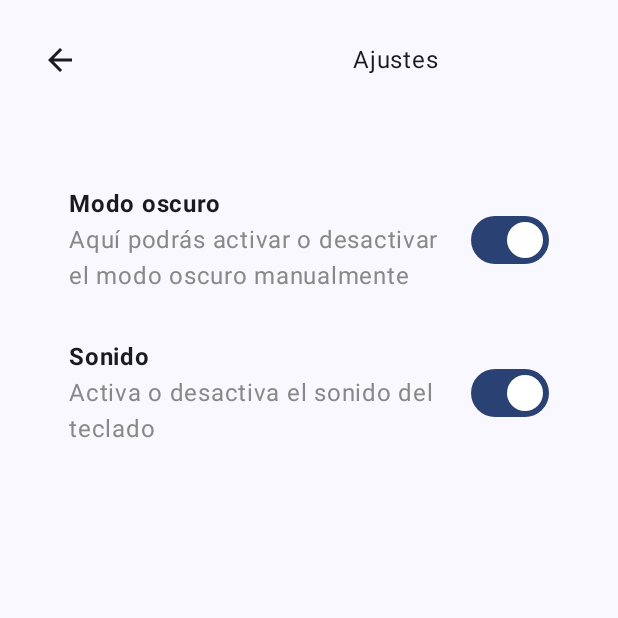
After one commit to sergiosabater/smart-currency-converter, an Android app built with Jetpack Compose: the SettingsScreen screen opened through its navigation route, on a phone screen of 412 x 824 dp, the top half of it. The commit adds this screen. Run offline under Robolectric (Android 15) with nearby library versions, the phone set to English and light mode, and no system bars.

Commit message:
Settings screen Implementation and navigation to MainScreen

```diff
--- a/app/build.gradle
+++ b/app/build.gradle
@@ -58,6 +58,8 @@ dependencies {
     implementation 'androidx.compose.ui:ui-tooling-preview'
     implementation 'androidx.compose.material3:material3'
     implementation 'com.google.code.gson:gson:2.8.9'
+    implementation 'androidx.navigation:navigation-runtime-ktx:2.5.3'
+    implementation 'androidx.navigation:navigation-compose:2.5.3'
 
     // Retrofit
     implementation 'com.squareup.retrofit2:retrofit:2.9.0'
--- /dev/null
+++ b/app/src/main/java/com/sergiosabater/smartcurrencyconverter/domain/usecase/common/NavigateToSettingsUseCase.kt
@@ -0,0 +1,9 @@
+package com.sergiosabater.smartcurrencyconverter.domain.usecase.common
+
+import androidx.navigation.NavController
+
+class NavigateToSettingsUseCase(private val navController: NavController) {
+    fun execute() {
+        navController.navigate("settings")
+    }
+}
--- a/app/src/main/java/com/sergiosabater/smartcurrencyconverter/ui/components/Keyboard.kt
+++ b/app/src/main/java/com/sergiosabater/smartcurrencyconverter/ui/components/Keyboard.kt
@@ -1,5 +1,6 @@
 package com.sergiosabater.smartcurrencyconverter.ui.components
 
+import android.util.Log
 import androidx.compose.foundation.layout.Arrangement
 import androidx.compose.foundation.layout.BoxWithConstraints
 import androidx.compose.foundation.layout.Column
@@ -25,6 +26,7 @@ import androidx.compose.ui.unit.sp
 import com.sergiosabater.smartcurrencyconverter.ui.components.config.KeyboardConfig
 import com.sergiosabater.smartcurrencyconverter.util.constant.SymbolConstants.BACKSPACE_SYMBOL_STRING
 import com.sergiosabater.smartcurrencyconverter.util.constant.SymbolConstants.CONVERSION_SYMBOL_STRING
+import com.sergiosabater.smartcurrencyconverter.util.constant.SymbolConstants.SETTINGS_SYMBOL_STRING
 import com.sergiosabater.smartcurrencyconverter.util.constant.TextConstants.CLEAR_BUTTON_STRING
 import com.sergiosabater.smartcurrencyconverter.util.constant.TextConstants.COMMA_STRING
 
@@ -35,7 +37,8 @@ class Keyboard {
         config: KeyboardConfig,
         onClearButtonClick: () -> Unit,
         onNumericButtonClicked: (String) -> Unit,
-        onBackspaceClicked: () -> Unit
+        onBackspaceClicked: () -> Unit,
+        onSettingsButtonClicked: () -> Unit
     ) {
         // BoxWithConstraints to get the available screen dimensions
         BoxWithConstraints(modifier = Modifier.fillMaxSize()) {
@@ -66,8 +69,8 @@ class Keyboard {
                                                 onBackspaceClicked()
                                             }
 
-                                            config.buttonSymbols[i][j] == CONVERSION_SYMBOL_STRING -> {
-                                                // TODO: Implement this part of the code later
+                                            config.buttonSymbols[i][j] == SETTINGS_SYMBOL_STRING -> {
+                                                onSettingsButtonClicked()
                                             }
 
                                             config.buttonSymbols[i][j].first()
--- a/app/src/main/java/com/sergiosabater/smartcurrencyconverter/ui/view/MainActivity.kt
+++ b/app/src/main/java/com/sergiosabater/smartcurrencyconverter/ui/view/MainActivity.kt
@@ -14,7 +14,14 @@ import androidx.compose.ui.platform.LocalContext
 import androidx.compose.ui.unit.dp
 
 import androidx.lifecycle.viewmodel.compose.viewModel
+import androidx.navigation.NavController
+import androidx.navigation.compose.NavHost
+import androidx.navigation.compose.composable
+
+import androidx.navigation.compose.rememberNavController
+
 import com.sergiosabater.smartcurrencyconverter.data.network.RetrofitClient
+import com.sergiosabater.smartcurrencyconverter.domain.usecase.common.NavigateToSettingsUseCase
 import com.sergiosabater.smartcurrencyconverter.repository.CurrencyRepository
 import com.sergiosabater.smartcurrencyconverter.repository.CurrencyRepositoryImpl
 import com.sergiosabater.smartcurrencyconverter.ui.components.CurrencySelector
@@ -33,18 +40,24 @@ class MainActivity : ComponentActivity() {
         val currencyRepository = CurrencyRepositoryImpl(apiInterface)
         setContent {
             SmartCurrencyConverterTheme {
-                MainScreen(currencyRepository)
+                val navController = rememberNavController()
+                NavHost(navController, startDestination = "main") {
+                    composable("main") { MainScreen(currencyRepository, navController) }
+                    composable("settings") { SettingsScreen(navController) }
+                }
             }
         }
     }
 }
 
 @Composable
-fun MainScreen(currencyRepository: CurrencyRepository) {
+fun MainScreen(currencyRepository: CurrencyRepository, navController: NavController) {
+    val navigateToSettingsUseCase = NavigateToSettingsUseCase(navController)
     val mainViewModel: MainViewModel = viewModel(
         factory = MainViewModelFactory(
             LocalContext.current.applicationContext as Application,
-            currencyRepository
+            currencyRepository,
+            navigateToSettingsUseCase
         )
     )
 
@@ -95,7 +108,8 @@ fun MainScreen(currencyRepository: CurrencyRepository) {
                 config = keyboardConfig,
                 onClearButtonClick = mainViewModel::onClearButtonClicked,
                 onNumericButtonClicked = mainViewModel::onNumericButtonClicked,
-                onBackspaceClicked = mainViewModel::onBackspaceClicked
+                onBackspaceClicked = mainViewModel::onBackspaceClicked,
+                onSettingsButtonClicked = mainViewModel::onSettingsButtonClicked
             )
         }
     }
--- a/app/src/main/java/com/sergiosabater/smartcurrencyconverter/ui/view/SettingsActivity.kt
+++ /dev/null
@@ -1 +0,0 @@
-package com.sergiosabater.smartcurrencyconverter.ui.view
--- /dev/null
+++ b/app/src/main/java/com/sergiosabater/smartcurrencyconverter/ui/view/SettingsScreen.kt
@@ -0,0 +1,128 @@
+package com.sergiosabater.smartcurrencyconverter.ui.view
+
+import android.annotation.SuppressLint
+import androidx.compose.foundation.layout.Arrangement
+import androidx.compose.foundation.layout.Box
+import androidx.compose.foundation.layout.Column
+import androidx.compose.foundation.layout.Row
+import androidx.compose.foundation.layout.Spacer
+import androidx.compose.foundation.layout.fillMaxSize
+import androidx.compose.foundation.layout.fillMaxWidth
+import androidx.compose.foundation.layout.height
+import androidx.compose.foundation.layout.padding
+import androidx.compose.foundation.layout.width
+import androidx.compose.material.icons.Icons
+import androidx.compose.material.icons.filled.ArrowBack
+import androidx.compose.material3.ExperimentalMaterial3Api
+import androidx.compose.material3.Icon
+import androidx.compose.material3.IconButton
+import androidx.compose.material3.MaterialTheme
+import androidx.compose.material3.Scaffold
+import androidx.compose.material3.Switch
+import androidx.compose.material3.Text
+import androidx.compose.material3.TopAppBar
+import androidx.compose.runtime.Composable
+import androidx.compose.ui.Alignment
+import androidx.compose.ui.Modifier
+import androidx.compose.ui.graphics.Color
+import androidx.compose.ui.text.font.FontWeight
+import androidx.compose.ui.text.style.TextAlign
+import androidx.compose.ui.tooling.preview.Preview
+import androidx.compose.ui.tooling.preview.PreviewParameter
+import androidx.compose.ui.unit.dp
+import androidx.compose.ui.unit.sp
+import androidx.navigation.NavController
+
+
+
+@OptIn(ExperimentalMaterial3Api::class)
+@SuppressLint("UnusedMaterial3ScaffoldPaddingParameter")
+@Composable
+fun SettingsScreen(navController: NavController) {
+    Scaffold {
+        Column(
+            modifier = Modifier
+                .fillMaxSize()
+                .padding(16.dp)
+        ) {
+            Row(
+                modifier = Modifier.fillMaxWidth(),
+                verticalAlignment = Alignment.CenterVertically,
+                horizontalArrangement = Arrangement.SpaceBetween
+            ) {
+                IconButton(onClick = { navController.popBackStack() }) {
+                    Icon(Icons.Filled.ArrowBack, contentDescription = "Navegar atrás")
+                }
+                Text(
+                    text = "Ajustes",
+                    textAlign = TextAlign.Center,
+                    modifier = Modifier.fillMaxWidth(0.8f)
+                )
+            }
+            SettingsContent()
+        }
+    }
+}
+
+
+@Composable
+fun SettingsContent() {
+    Column(
+        modifier = Modifier
+            .fillMaxSize()
+            .padding(30.dp),
+        horizontalAlignment = Alignment.CenterHorizontally,
+        verticalArrangement = Arrangement.Top,
+    ) {
+
+        Spacer(modifier = Modifier.height(30.dp))
+
+        SettingOption(
+            title = "Modo oscuro",
+            description = "Aquí podrás activar o desactivar el modo oscuro manualmente",
+            checked = true /* Aquí deberías enlazar el valor de la preferencia del usuario */,
+            onCheckedChange = { /* Aquí iría la lógica de cambio de modo oscuro */ }
+        )
+
+        Spacer(modifier = Modifier.height(30.dp))
+
+        SettingOption(
+            title = "Sonido",
+            description = "Activa o desactiva el sonido del teclado",
+            checked = true /* Aquí deberías enlazar el valor de la preferencia del usuario */,
+            onCheckedChange = { /* Aquí iría la lógica de cambio de sonido */ }
+        )
+
+        Spacer(modifier = Modifier.height(10.dp))
+    }
+}
+
+@Composable
+fun SettingOption(
+    title: String,
+    description: String,
+    checked: Boolean,
+    onCheckedChange: (Boolean) -> Unit
+) {
+    Row(
+        modifier = Modifier.fillMaxWidth(),
+        verticalAlignment = Alignment.CenterVertically
+    ) {
+        Column(
+            modifier = Modifier
+                .weight(0.8f)
+                .padding(end = 8.dp),
+            verticalArrangement = Arrangement.Center
+        ) {
+            Text(title, fontWeight = FontWeight.Bold)
+            Text(description, color = Color.Gray)
+        }
+
+        Box(
+            modifier = Modifier.weight(0.2f),
+            contentAlignment = Alignment.CenterEnd
+        ) {
+            Switch(checked = checked, onCheckedChange = onCheckedChange)
+        }
+    }
+}
--- a/app/src/main/java/com/sergiosabater/smartcurrencyconverter/util/constant/SymbolConstants.kt
+++ b/app/src/main/java/com/sergiosabater/smartcurrencyconverter/util/constant/SymbolConstants.kt
@@ -4,6 +4,7 @@ object SymbolConstants {
 
     const val BACKSPACE_SYMBOL_STRING = "\u232B"
     const val CONVERSION_SYMBOL_STRING = "\u21CC"
+    const val SETTINGS_SYMBOL_STRING = "⚙"
     const val EURO = "€"
     const val AMERICAN_DOLLAR = "$"
 }
--- a/app/src/main/java/com/sergiosabater/smartcurrencyconverter/viewmodel/MainViewModel.kt
+++ b/app/src/main/java/com/sergiosabater/smartcurrencyconverter/viewmodel/MainViewModel.kt
@@ -7,6 +7,7 @@ import androidx.lifecycle.viewModelScope
 import com.sergiosabater.smartcurrencyconverter.data.network.ApiResult
 import com.sergiosabater.smartcurrencyconverter.domain.model.Currency
 import com.sergiosabater.smartcurrencyconverter.domain.usecase.common.HandleConversionUseCase
+import com.sergiosabater.smartcurrencyconverter.domain.usecase.common.NavigateToSettingsUseCase
 import com.sergiosabater.smartcurrencyconverter.domain.usecase.currencySelector.HandleCurrencySelectionUseCase
 import com.sergiosabater.smartcurrencyconverter.domain.usecase.display.HandleClearDisplayUseCase
 import com.sergiosabater.smartcurrencyconverter.domain.usecase.keyboard.HandleBackspaceUseCase
@@ -23,7 +24,11 @@ import kotlinx.coroutines.flow.MutableStateFlow
 import kotlinx.coroutines.flow.StateFlow
 import kotlinx.coroutines.launch
 
-class MainViewModel(application: Application, private val currencyRepository: CurrencyRepository) :
+class MainViewModel(
+    application: Application,
+    private val currencyRepository: CurrencyRepository,
+    private val navigateToSettingsUseCase: NavigateToSettingsUseCase
+) :
     AndroidViewModel(application) {
     // Los casos de uso que manejan la lógica de negocio y son instanciados en el ViewModel
     private val handleClearDisplayUseCase = HandleClearDisplayUseCase()
@@ -86,7 +91,29 @@ class MainViewModel(application: Application, private val currencyRepository: Cu
     // Este método carga las monedas de manera asíncrona (mediante corrutina)
     // las monedas con los códigos ISO "EUR" y "USD" se seleccionan como
     // las monedas iniciales en el CurrencySelector
-    fun loadCurrencies() {
+    private fun loadCurrencies() {
+
+        val debugMode = true
+
+        if (debugMode) {
+
+            Log.d("API", "DebugMode")
+
+            currencies.value = createCurrencyList()
+
+            // Buscamos en la lista de monedas la que tenga el código ISO igual a 'EURO_ISO_CODE'
+            // y la asignamos a '_selectedCurrency1'. Si no se encuentra ninguna,
+            // se asigna la primera moneda de la lista o null si la lista está vacía.
+            _selectedCurrency1.value = currencies.value.find { it.isoCode == EURO_ISO_CODE }
+                ?: currencies.value.firstOrNull()
+
+            // Hacemos lo mismo con '_selectedCurrency2', buscando el código ISO 'AMERICAN_DOLLAR_ISO_CODE'.
+            _selectedCurrency2.value =
+                currencies.value.find { it.isoCode == AMERICAN_DOLLAR_ISO_CODE }
+                    ?: currencies.value.firstOrNull()
+
+
+        } else {
             // La función launch inicia una nueva corrutina en 'viewModelScope'.
             // Este scope está ligado al ciclo de vida del ViewModel.
             viewModelScope.launch {
@@ -117,6 +144,8 @@ class MainViewModel(application: Application, private val currencyRepository: Cu
                     }
                 }
             }
+        }
+
     }
 
     // Este método se utiliza para iniciar la conversión después de un pequeño retardo.
@@ -154,4 +183,54 @@ class MainViewModel(application: Application, private val currencyRepository: Cu
         }
         return null
     }
+
+
+    fun onSettingsButtonClicked() {
+        navigateToSettingsUseCase.execute()
     }
+
+    private fun createCurrencyList(): List<Currency> {
+        val currency1 = Currency(
+            isoCode = "USD",
+            countryName = "United States",
+            currencyName = "Dollar",
+            currencySymbol = "$",
+            exchangeRate = 1.0
+        )
+
+        val currency2 = Currency(
+            isoCode = "EUR",
+            countryName = "European Union",
+            currencyName = "Euro",
+            currencySymbol = "€",
+            exchangeRate = 0.85
+        )
+
+        val currency3 = Currency(
+            isoCode = "GBP",
+            countryName = "United Kingdom",
+            currencyName = "Pound",
+            currencySymbol = "£",
+            exchangeRate = 0.75
+        )
+
+        val currency4 = Currency(
+            isoCode = "JPY",
+            countryName = "Japan",
+            currencyName = "Yen",
+            currencySymbol = "¥",
+            exchangeRate = 110.25
+        )
+
+        val currency5 = Currency(
+            isoCode = "AUD",
+            countryName = "Australia",
+            currencyName = "Australian Dollar",
+            currencySymbol = "A$",
+            exchangeRate = 1.35
+        )
+
+        return listOf(currency1, currency2, currency3, currency4, currency5)
+
+    }
+}
--- a/app/src/main/java/com/sergiosabater/smartcurrencyconverter/viewmodel/MainViewModelFactory.kt
+++ b/app/src/main/java/com/sergiosabater/smartcurrencyconverter/viewmodel/MainViewModelFactory.kt
@@ -3,16 +3,18 @@ package com.sergiosabater.smartcurrencyconverter.viewmodel
 import android.app.Application
 import androidx.lifecycle.ViewModel
 import androidx.lifecycle.ViewModelProvider
+import com.sergiosabater.smartcurrencyconverter.domain.usecase.common.NavigateToSettingsUseCase
 import com.sergiosabater.smartcurrencyconverter.repository.CurrencyRepository
 
 class MainViewModelFactory(
     private val application: Application,
-    private val currencyRepository: CurrencyRepository
+    private val currencyRepository: CurrencyRepository,
+    private val navigateToSettingsUseCase: NavigateToSettingsUseCase
 ) : ViewModelProvider.Factory {
     override fun <T : ViewModel> create(modelClass: Class<T>): T {
         if (modelClass.isAssignableFrom(MainViewModel::class.java)) {
             @Suppress("UNCHECKED_CAST")
-            return MainViewModel(application, currencyRepository) as T
+            return MainViewModel(application, currencyRepository, navigateToSettingsUseCase) as T
         }
         throw IllegalArgumentException("Unknown ViewModel class")
     }
```
Lines whose indentation alone changed are shown as unchanged.
